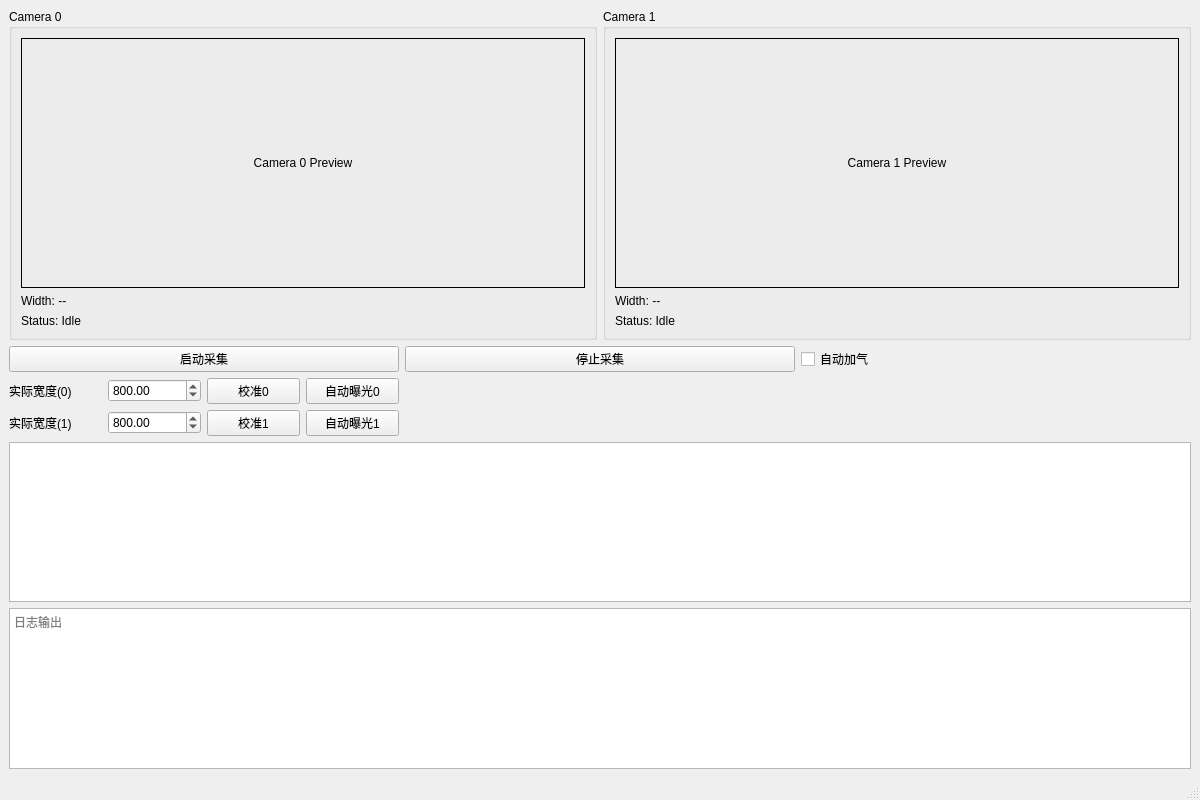
Above: xingaodaapp.ui from ba7lgj-dev/MyOpenCV before the change. Below: the same form after it.
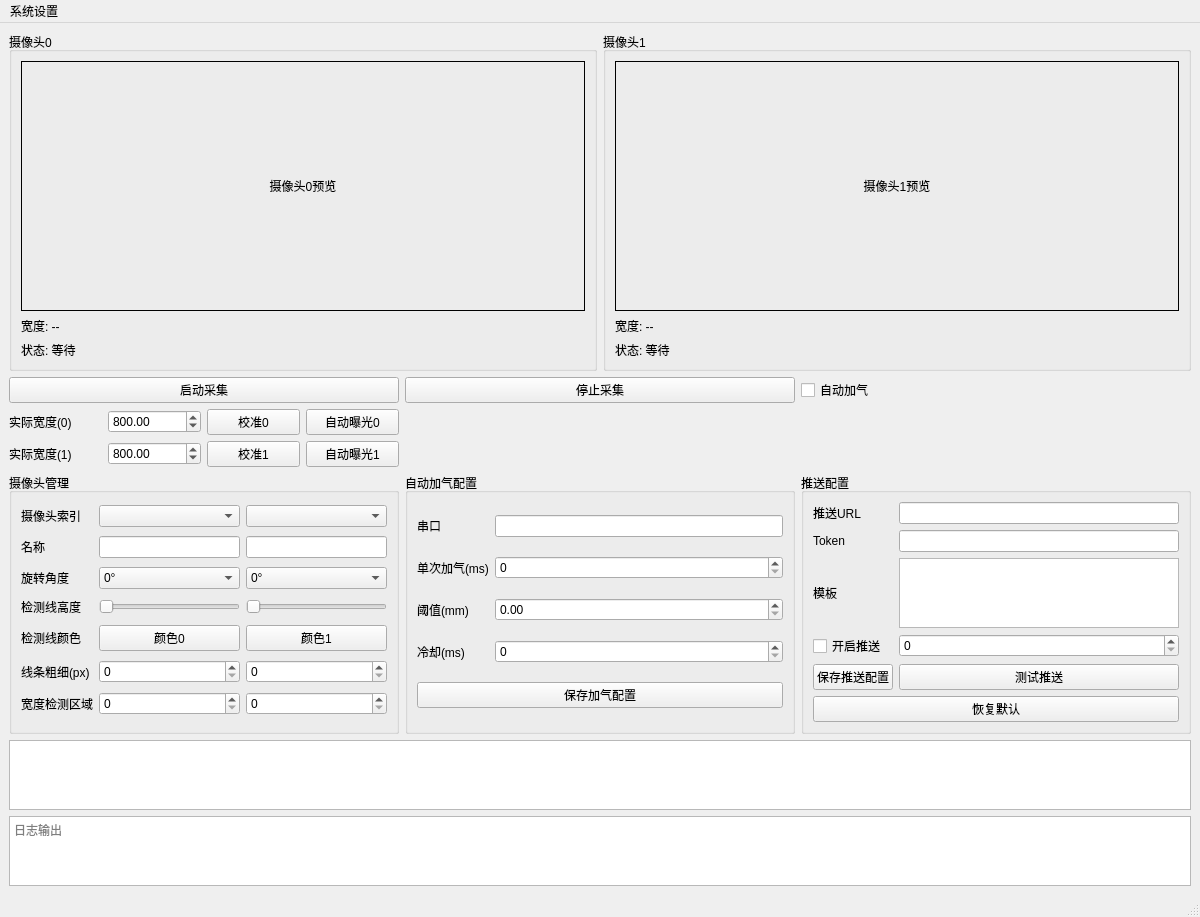
That is the form after the change. Custom widgets are drawn as their Qt base class.

Commit message: 添加摄像头管理、自动加气与推送配置

Patch:
```diff
--- a/xingaodaapp.ui
+++ b/xingaodaapp.ui
@@ -20,7 +20,7 @@
       <item>
        <widget class="QGroupBox" name="groupCam0">
         <property name="title">
-         <string>Camera 0</string>
+         <string>摄像头0</string>
         </property>
         <layout class="QVBoxLayout" name="verticalLayout_2">
          <item>
@@ -35,7 +35,7 @@
             <enum>QFrame::Box</enum>
            </property>
            <property name="text">
-            <string>Camera 0 Preview</string>
+            <string>摄像头0预览</string>
            </property>
            <property name="alignment">
             <set>Qt::AlignCenter</set>
@@ -45,14 +45,14 @@
          <item>
           <widget class="QLabel" name="labelWidth0">
            <property name="text">
-            <string>Width: --</string>
+           <string>宽度: --</string>
            </property>
           </widget>
          </item>
          <item>
           <widget class="QLabel" name="labelStatus0">
            <property name="text">
-            <string>Status: Idle</string>
+           <string>状态: 等待</string>
            </property>
           </widget>
          </item>
@@ -62,7 +62,7 @@
       <item>
        <widget class="QGroupBox" name="groupCam1">
         <property name="title">
-         <string>Camera 1</string>
+         <string>摄像头1</string>
         </property>
         <layout class="QVBoxLayout" name="verticalLayout_3">
          <item>
@@ -77,7 +77,7 @@
             <enum>QFrame::Box</enum>
            </property>
            <property name="text">
-            <string>Camera 1 Preview</string>
+            <string>摄像头1预览</string>
            </property>
            <property name="alignment">
             <set>Qt::AlignCenter</set>
@@ -87,14 +87,14 @@
          <item>
           <widget class="QLabel" name="labelWidth1">
            <property name="text">
-            <string>Width: --</string>
+           <string>宽度: --</string>
            </property>
           </widget>
          </item>
          <item>
           <widget class="QLabel" name="labelStatus1">
            <property name="text">
-            <string>Status: Idle</string>
+           <string>状态: 等待</string>
            </property>
           </widget>
          </item>
@@ -196,6 +196,359 @@
         </item>
        </layout>
       </item>
+    </layout>
+   </item>
+    <item>
+     <layout class="QHBoxLayout" name="layoutSettings">
+      <item>
+       <widget class="QGroupBox" name="groupCameraSettings">
+        <property name="title">
+         <string>摄像头管理</string>
+        </property>
+        <layout class="QGridLayout" name="gridCamera">
+         <item row="0" column="0">
+          <widget class="QLabel" name="labelCamSelect">
+           <property name="text">
+            <string>摄像头索引</string>
+           </property>
+          </widget>
+         </item>
+         <item row="0" column="1">
+          <widget class="QComboBox" name="comboCam0"/>
+         </item>
+         <item row="0" column="2">
+          <widget class="QComboBox" name="comboCam1"/>
+         </item>
+         <item row="1" column="0">
+          <widget class="QLabel" name="labelName">
+           <property name="text">
+            <string>名称</string>
+           </property>
+          </widget>
+         </item>
+         <item row="1" column="1">
+          <widget class="QLineEdit" name="editName0"/>
+         </item>
+         <item row="1" column="2">
+          <widget class="QLineEdit" name="editName1"/>
+         </item>
+         <item row="2" column="0">
+          <widget class="QLabel" name="labelRotation">
+           <property name="text">
+            <string>旋转角度</string>
+           </property>
+          </widget>
+         </item>
+         <item row="2" column="1">
+          <widget class="QComboBox" name="comboRotate0">
+           <item>
+            <property name="text">
+             <string>0°</string>
+            </property>
+            <property name="userData">
+             <number>0</number>
+            </property>
+           </item>
+           <item>
+            <property name="text">
+             <string>90°</string>
+            </property>
+            <property name="userData">
+             <number>90</number>
+            </property>
+           </item>
+           <item>
+            <property name="text">
+             <string>180°</string>
+            </property>
+            <property name="userData">
+             <number>180</number>
+            </property>
+           </item>
+           <item>
+            <property name="text">
+             <string>270°</string>
+            </property>
+            <property name="userData">
+             <number>270</number>
+            </property>
+           </item>
+          </widget>
+         </item>
+         <item row="2" column="2">
+          <widget class="QComboBox" name="comboRotate1">
+           <item>
+            <property name="text">
+             <string>0°</string>
+            </property>
+            <property name="userData">
+             <number>0</number>
+            </property>
+           </item>
+           <item>
+            <property name="text">
+             <string>90°</string>
+            </property>
+            <property name="userData">
+             <number>90</number>
+            </property>
+           </item>
+           <item>
+            <property name="text">
+             <string>180°</string>
+            </property>
+            <property name="userData">
+             <number>180</number>
+            </property>
+           </item>
+           <item>
+            <property name="text">
+             <string>270°</string>
+            </property>
+            <property name="userData">
+             <number>270</number>
+            </property>
+           </item>
+          </widget>
+         </item>
+         <item row="3" column="0">
+          <widget class="QLabel" name="labelLine">
+           <property name="text">
+            <string>检测线高度</string>
+           </property>
+          </widget>
+         </item>
+         <item row="3" column="1">
+          <widget class="QSlider" name="sliderLine0">
+           <property name="orientation">
+            <enum>Qt::Horizontal</enum>
+           </property>
+           <property name="maximum">
+            <number>100</number>
+           </property>
+          </widget>
+         </item>
+         <item row="3" column="2">
+          <widget class="QSlider" name="sliderLine1">
+           <property name="orientation">
+            <enum>Qt::Horizontal</enum>
+           </property>
+           <property name="maximum">
+            <number>100</number>
+           </property>
+          </widget>
+         </item>
+         <item row="4" column="0">
+          <widget class="QLabel" name="labelColor">
+           <property name="text">
+            <string>检测线颜色</string>
+           </property>
+          </widget>
+         </item>
+         <item row="4" column="1">
+          <widget class="QPushButton" name="btnColor0">
+           <property name="text">
+            <string>颜色0</string>
+           </property>
+          </widget>
+         </item>
+         <item row="4" column="2">
+          <widget class="QPushButton" name="btnColor1">
+           <property name="text">
+            <string>颜色1</string>
+           </property>
+          </widget>
+         </item>
+         <item row="5" column="0">
+          <widget class="QLabel" name="labelLineHeight">
+           <property name="text">
+            <string>线条粗细(px)</string>
+           </property>
+          </widget>
+         </item>
+         <item row="5" column="1">
+          <widget class="QSpinBox" name="spinLineHeight0">
+           <property name="maximum">
+            <number>200</number>
+           </property>
+          </widget>
+         </item>
+         <item row="5" column="2">
+          <widget class="QSpinBox" name="spinLineHeight1">
+           <property name="maximum">
+            <number>200</number>
+           </property>
+          </widget>
+         </item>
+         <item row="6" column="0">
+          <widget class="QLabel" name="labelWidthRegion">
+           <property name="text">
+            <string>宽度检测区域</string>
+           </property>
+          </widget>
+         </item>
+         <item row="6" column="1">
+          <widget class="QSpinBox" name="spinWidthRegion0">
+           <property name="maximum">
+            <number>1000</number>
+           </property>
+          </widget>
+         </item>
+         <item row="6" column="2">
+          <widget class="QSpinBox" name="spinWidthRegion1">
+           <property name="maximum">
+            <number>1000</number>
+           </property>
+          </widget>
+         </item>
+        </layout>
+       </widget>
+      </item>
+      <item>
+       <widget class="QGroupBox" name="groupPump">
+        <property name="title">
+         <string>自动加气配置</string>
+        </property>
+        <layout class="QGridLayout" name="gridPump">
+         <item row="0" column="0">
+          <widget class="QLabel" name="labelPumpPort">
+           <property name="text">
+            <string>串口</string>
+           </property>
+          </widget>
+         </item>
+         <item row="0" column="1">
+          <widget class="QLineEdit" name="editPumpPort"/>
+         </item>
+         <item row="1" column="0">
+          <widget class="QLabel" name="labelDuration">
+           <property name="text">
+            <string>单次加气(ms)</string>
+           </property>
+          </widget>
+         </item>
+         <item row="1" column="1">
+          <widget class="QSpinBox" name="spinPumpDuration">
+           <property name="maximum">
+            <number>10000</number>
+           </property>
+          </widget>
+         </item>
+         <item row="2" column="0">
+          <widget class="QLabel" name="labelThreshold">
+           <property name="text">
+            <string>阈值(mm)</string>
+           </property>
+          </widget>
+         </item>
+         <item row="2" column="1">
+          <widget class="QDoubleSpinBox" name="doublePumpThreshold">
+           <property name="maximum">
+            <double>10000.0</double>
+           </property>
+          </widget>
+         </item>
+         <item row="3" column="0">
+          <widget class="QLabel" name="labelCooldown">
+           <property name="text">
+            <string>冷却(ms)</string>
+           </property>
+          </widget>
+         </item>
+         <item row="3" column="1">
+          <widget class="QSpinBox" name="spinPumpCooldown">
+           <property name="maximum">
+            <number>600000</number>
+           </property>
+          </widget>
+         </item>
+         <item row="4" column="0" colspan="2">
+          <widget class="QPushButton" name="btnSavePump">
+           <property name="text">
+            <string>保存加气配置</string>
+           </property>
+          </widget>
+         </item>
+        </layout>
+       </widget>
+      </item>
+      <item>
+       <widget class="QGroupBox" name="groupPush">
+        <property name="title">
+         <string>推送配置</string>
+        </property>
+        <layout class="QGridLayout" name="gridPush">
+         <item row="0" column="0">
+          <widget class="QLabel" name="labelPushUrl">
+           <property name="text">
+            <string>推送URL</string>
+           </property>
+          </widget>
+         </item>
+         <item row="0" column="1">
+          <widget class="QLineEdit" name="editPushUrl"/>
+         </item>
+         <item row="1" column="0">
+          <widget class="QLabel" name="labelPushToken">
+           <property name="text">
+            <string>Token</string>
+           </property>
+          </widget>
+         </item>
+         <item row="1" column="1">
+          <widget class="QLineEdit" name="editPushToken"/>
+         </item>
+         <item row="2" column="0">
+          <widget class="QLabel" name="labelPushTemplate">
+           <property name="text">
+            <string>模板</string>
+           </property>
+          </widget>
+         </item>
+         <item row="2" column="1">
+          <widget class="QTextEdit" name="editPushTemplate"/>
+         </item>
+         <item row="3" column="0">
+          <widget class="QCheckBox" name="chkPushEnabled">
+           <property name="text">
+            <string>开启推送</string>
+           </property>
+          </widget>
+         </item>
+         <item row="3" column="1">
+          <widget class="QSpinBox" name="spinPushMaxFail">
+           <property name="maximum">
+            <number>100</number>
+           </property>
+           <property name="toolTip">
+            <string>连续失败上限</string>
+           </property>
+          </widget>
+         </item>
+         <item row="4" column="0">
+          <widget class="QPushButton" name="btnSavePush">
+           <property name="text">
+            <string>保存推送配置</string>
+           </property>
+          </widget>
+         </item>
+         <item row="4" column="1">
+          <widget class="QPushButton" name="btnTestPush">
+           <property name="text">
+            <string>测试推送</string>
+           </property>
+          </widget>
+         </item>
+         <item row="5" column="0" colspan="2">
+          <widget class="QPushButton" name="btnRestore">
+           <property name="text">
+            <string>恢复默认</string>
+           </property>
+          </widget>
+         </item>
+        </layout>
+       </widget>
+      </item>
      </layout>
     </item>
     <item>
@@ -210,7 +563,52 @@
     </item>
    </layout>
   </widget>
-  <widget class="QMenuBar" name="menubar"/>
+  <widget class="QMenuBar" name="menubar">
+   <property name="geometry">
+    <rect>
+     <x>0</x>
+     <y>0</y>
+     <width>1200</width>
+     <height>22</height>
+    </rect>
+   </property>
+   <widget class="QMenu" name="menuSettings">
+    <property name="title">
+     <string>系统设置</string>
+    </property>
+    <addaction name="actionCamera"/>
+    <addaction name="actionDetect"/>
+    <addaction name="actionPump"/>
+    <addaction name="actionPush"/>
+    <addaction name="actionRestore"/>
+   </widget>
+   <addaction name="menuSettings"/>
+  </widget>
+  <action name="actionCamera">
+   <property name="text">
+    <string>摄像头管理</string>
+   </property>
+  </action>
+  <action name="actionDetect">
+   <property name="text">
+    <string>检测参数</string>
+   </property>
+  </action>
+  <action name="actionPump">
+   <property name="text">
+    <string>自动加气配置</string>
+   </property>
+  </action>
+  <action name="actionPush">
+   <property name="text">
+    <string>推送配置</string>
+   </property>
+  </action>
+  <action name="actionRestore">
+   <property name="text">
+    <string>恢复默认设置</string>
+   </property>
+  </action>
   <widget class="QStatusBar" name="statusbar"/>
  </widget>
  <customwidgets>
```
The commit also changes 11 other files.
